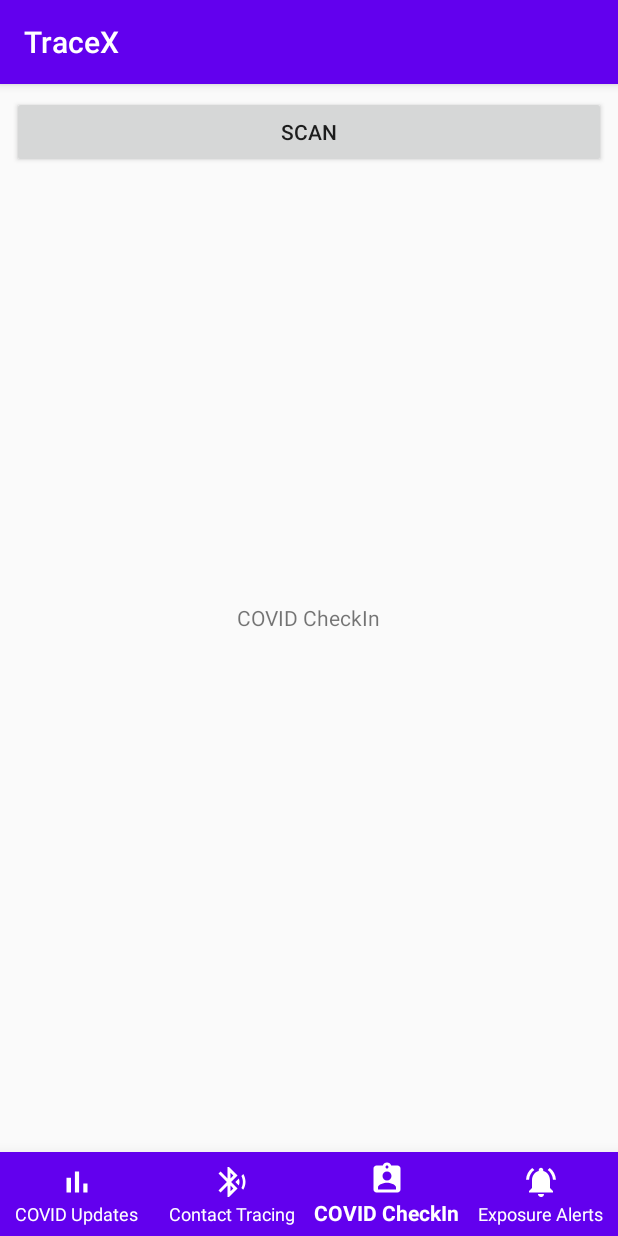
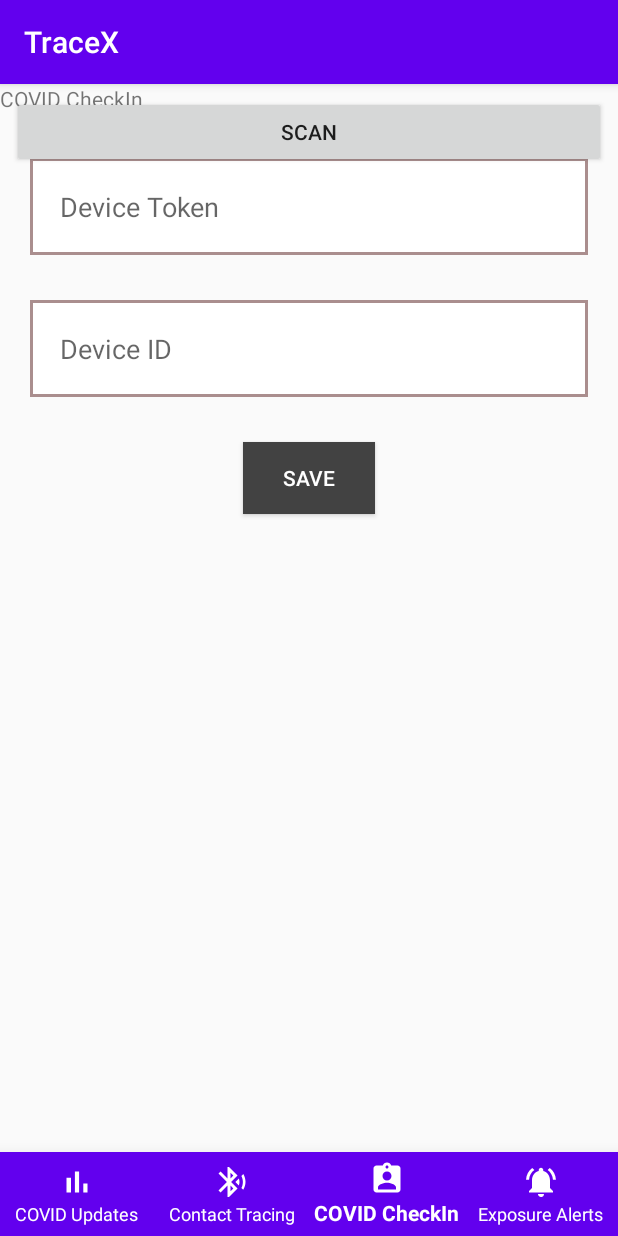
Before and after one commit to snehapatil11/TraceXContactTracing, an Android app: the screen it shows after launch (MainActivity), item 3 of the bottom bar chosen, on a phone screen of 412 x 824 dp. Run offline under Robolectric (Android 15) with nearby library versions, the phone set to English and light mode, and no system bars.

Commit message:
demo roomdb in checkin fragment

```diff
--- a/app/src/main/java/com/example/tracexcontacttracing/bottomnav/fragments/CheckinFragment.kt
+++ b/app/src/main/java/com/example/tracexcontacttracing/bottomnav/fragments/CheckinFragment.kt
@@ -1,11 +1,18 @@
 package com.example.tracexcontacttracing.bottomnav.fragments
 
+import android.content.Intent
 import android.os.Bundle
 import androidx.fragment.app.Fragment
 import android.view.LayoutInflater
 import android.view.View
 import android.view.ViewGroup
+import android.widget.Toast
+import com.example.tracexcontacttracing.GetData
 import com.example.tracexcontacttracing.R
+import com.example.tracexcontacttracing.data.DeviceEntity
+import com.example.tracexcontacttracing.database.RoomDb
+import kotlinx.android.synthetic.main.fragment_checkin.*
+import kotlinx.android.synthetic.main.fragment_checkin.view.*
 
 // TODO: Rename parameter arguments, choose names that match
 // the fragment initialization parameters, e.g. ARG_ITEM_NUMBER
@@ -34,8 +41,14 @@ class CheckinFragment : Fragment() {
         inflater: LayoutInflater, container: ViewGroup?,
         savedInstanceState: Bundle?
     ): View? {
+        val view = inflater.inflate(R.layout.fragment_checkin, container, false)
+
+        view.saveButton.setOnClickListener {
+            saveData()
+        }
+
         // Inflate the layout for this fragment
-        return inflater.inflate(R.layout.fragment_checkin, container, false)
+        return view
     }
 
     companion object {
@@ -57,4 +70,26 @@ class CheckinFragment : Fragment() {
                 }
             }
     }
+
+    fun saveData() {
+//        val deviceToken: EditText = findViewById(R.id.editViewDeviceToken)
+//        val deviceId: EditText = findViewById(R.id.editViewDeviceId)
+
+        val deviceTokenText = editViewDeviceToken.text.toString().trim()
+        val deviceIdText = editViewDeviceId.text.toString().trim()
+
+        // TODO check input
+        val device = DeviceEntity(0, deviceTokenText, deviceIdText, System.currentTimeMillis(), System.currentTimeMillis())
+
+        val deviceDao = RoomDb.getAppDatabase(this.context!!)?.deviceDao()
+        val id = deviceDao?.insert(device)
+
+        println("saved user $device with id=$id")
+
+//        Toast.makeText(this, "Data Saved", Toast.LENGTH_SHORT).show()
+
+        val intent: Intent = Intent(getActivity(), GetData::class.java);
+        startActivity(intent);
+//        startActivity(Intent(this, GetData::class.java))
+    }
 }
--- a/app/src/main/res/layout/fragment_checkin.xml
+++ b/app/src/main/res/layout/fragment_checkin.xml
@@ -1,19 +1,49 @@
 <?xml version="1.0" encoding="utf-8"?>
-<FrameLayout xmlns:android="http://schemas.android.com/apk/res/android"
+<LinearLayout xmlns:android="http://schemas.android.com/apk/res/android"
     xmlns:tools="http://schemas.android.com/tools"
     android:layout_width="match_parent"
     android:layout_height="match_parent"
+    android:orientation="vertical"
     tools:context=".bottomnav.fragments.CheckinFragment">
 
-    <!-- TODO: Update blank fragment layout -->
-    <RelativeLayout
-        android:layout_width="match_parent"
-        android:layout_height="match_parent">
         <TextView
             android:layout_width="wrap_content"
             android:layout_height="wrap_content"
             android:text="COVID CheckIn"
             android:layout_centerInParent="true"/>
-    </RelativeLayout>
 
-</FrameLayout>
+        <EditText
+            android:id="@+id/editViewDeviceToken"
+            android:layout_width="match_parent"
+            android:layout_height="wrap_content"
+            android:layout_marginLeft="20sp"
+            android:layout_marginTop="30sp"
+            android:layout_marginRight="20sp"
+            android:background="@drawable/edittext_background"
+            android:hint="Device Token"
+            android:padding="20sp"
+            android:singleLine="true" />
+
+        <EditText
+            android:id="@+id/editViewDeviceId"
+            android:layout_width="match_parent"
+            android:layout_height="wrap_content"
+            android:layout_marginLeft="20sp"
+            android:layout_marginTop="30sp"
+            android:layout_marginRight="20sp"
+            android:background="@drawable/edittext_background"
+            android:hint="Device ID"
+            android:padding="20sp"
+            android:singleLine="true" />
+
+        <Button
+            android:id="@+id/saveButton"
+            android:layout_width="wrap_content"
+            android:layout_height="wrap_content"
+            android:layout_gravity="center_horizontal"
+            android:layout_marginTop="30sp"
+            android:background="@color/cardview_dark_background"
+            android:text="Save"
+            android:textColor="#fff" />
+
+</LinearLayout>
```
